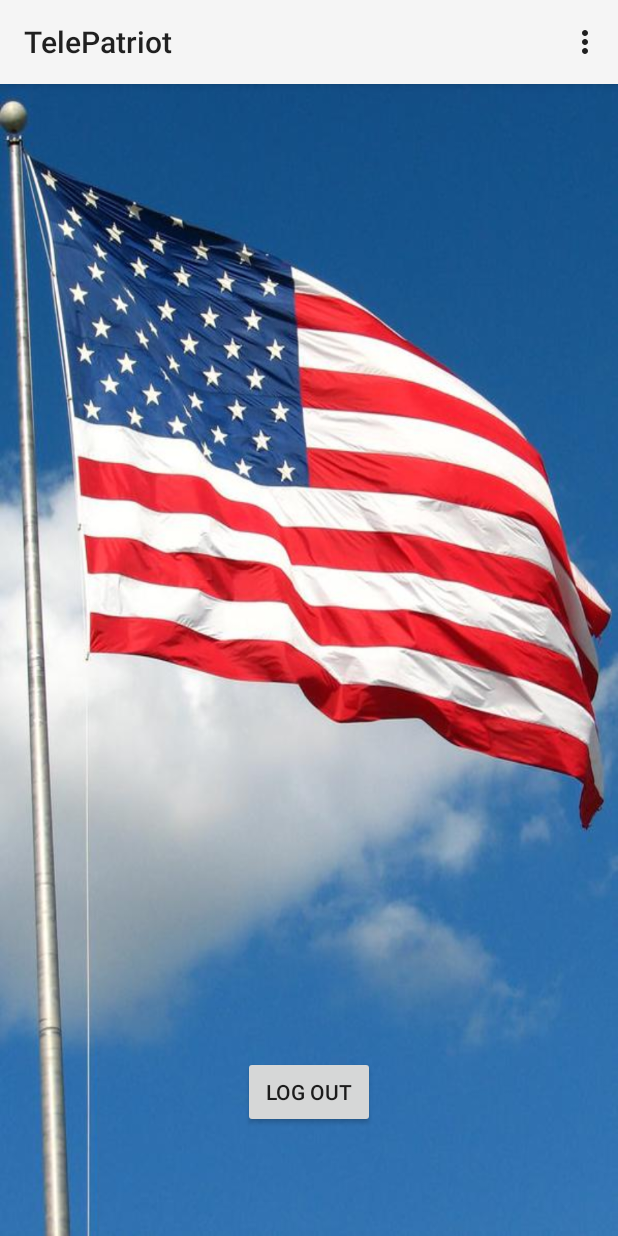
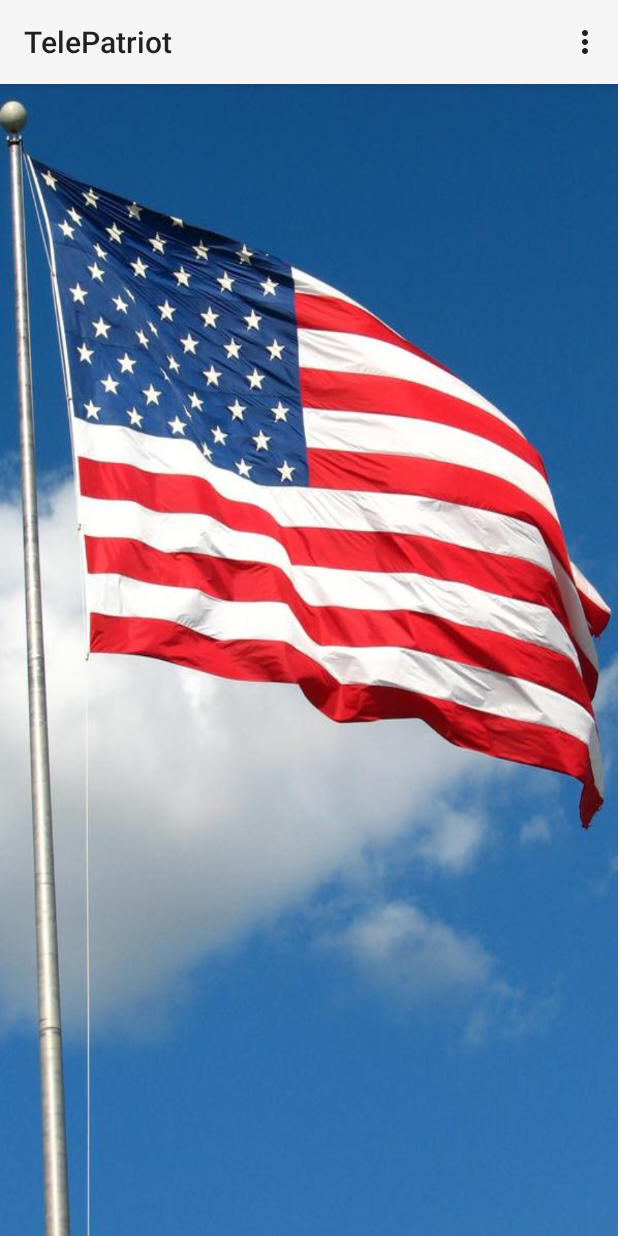
Before and after one commit to bdunklau/TelePatriot-Android, an Android app: the screen it shows after launch (MainActivity), on a phone screen of 412 x 824 dp. Run offline under Robolectric (Android 15) with nearby library versions, the phone set to English and light mode, and no system bars; our stand-ins replace Firebase (no records; nobody signed in at launch, a user with empty details on screens opened directly); libraries missing offline, so code that uses them is left out: com.firebase.ui; 5 statements that could not run were skipped.

Commit message:
Got rid of the Logout button and moved the logout function to the overflow menu

```diff
--- a/app/src/main/java/com/brentdunklau/telepatriot_android/MainActivity.java
+++ b/app/src/main/java/com/brentdunklau/telepatriot_android/MainActivity.java
@@ -19,7 +19,7 @@ import com.google.firebase.auth.FirebaseUser;
 
 import java.util.Arrays;
 
-public class MainActivity extends AppCompatActivity implements View.OnClickListener
+public class MainActivity extends AppCompatActivity
         //implements GoogleApiClient.OnConnectionFailedListener
 {
 
@@ -41,9 +41,9 @@ public class MainActivity extends AppCompatActivity implements View.OnClickListe
 
         // Initialize Firebase Auth
         mFirebaseAuth = FirebaseAuth.getInstance();
-        /*if(mFirebaseAuth != null) {
+        if(mFirebaseAuth.getCurrentUser() != null) {
             // user already signed in
-        } else {*/
+        } else {
             AuthUI aui = AuthUI.getInstance();
             AuthUI.SignInIntentBuilder sib = aui.createSignInIntentBuilder()
                     .setAvailableProviders(Arrays.asList(
@@ -58,10 +58,7 @@ public class MainActivity extends AppCompatActivity implements View.OnClickListe
             intent.putExtra("backgroundImage", R.drawable.usflag);
 
             startActivityForResult(intent, RC_SIGN_IN);
-        /*
-        }*/
-
-        findViewById(R.id.log_out_button).setOnClickListener(this);
+        }
 
 
 /*
@@ -103,9 +100,7 @@ public class MainActivity extends AppCompatActivity implements View.OnClickListe
         }
     }
 
-    @Override
-    public void onClick(View view) {
-        if(view.getId() == R.id.log_out_button) {
+    private void signOut() {
         AuthUI.getInstance().signOut(this)
                 .addOnCompleteListener(new OnCompleteListener<Void>() {
                     @Override
@@ -115,7 +110,6 @@ public class MainActivity extends AppCompatActivity implements View.OnClickListe
                     }
                 });
     }
-    }
 
     @Override
     public boolean onOptionsItemSelected(MenuItem item) {
@@ -123,6 +117,7 @@ public class MainActivity extends AppCompatActivity implements View.OnClickListe
             case(R.id.chat_help):
                 return true;
             case(R.id.sign_out_menu):
+                signOut();
                 return true;
             default: return super.onOptionsItemSelected(item);
         }
--- a/app/src/main/res/layout/activity_main.xml
+++ b/app/src/main/res/layout/activity_main.xml
@@ -9,13 +9,4 @@
     tools:context="com.brentdunklau.telepatriot_android.MainActivity">
 
 
-    <Button
-        android:id="@+id/log_out_button"
-        android:layout_width="wrap_content"
-        android:layout_height="wrap_content"
-        android:layout_alignParentBottom="true"
-        android:layout_centerHorizontal="true"
-        android:layout_marginBottom="72dp"
-        android:text="Log Out" />
-
 </RelativeLayout>
```
Lines whose indentation alone changed are shown as unchanged.
